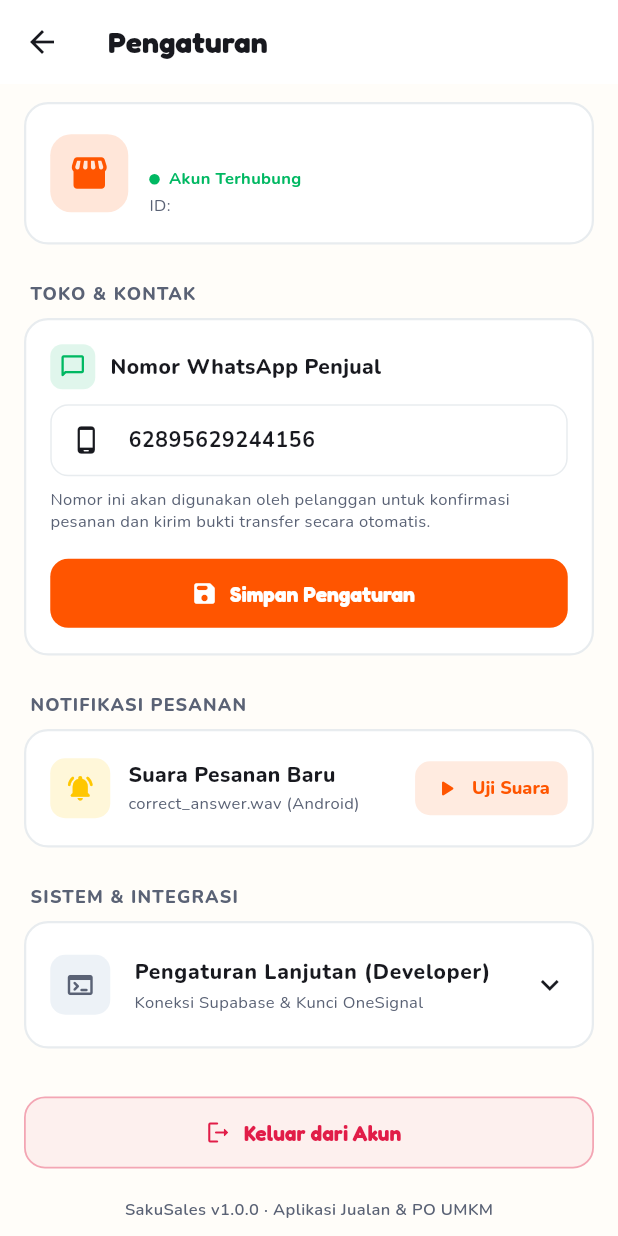
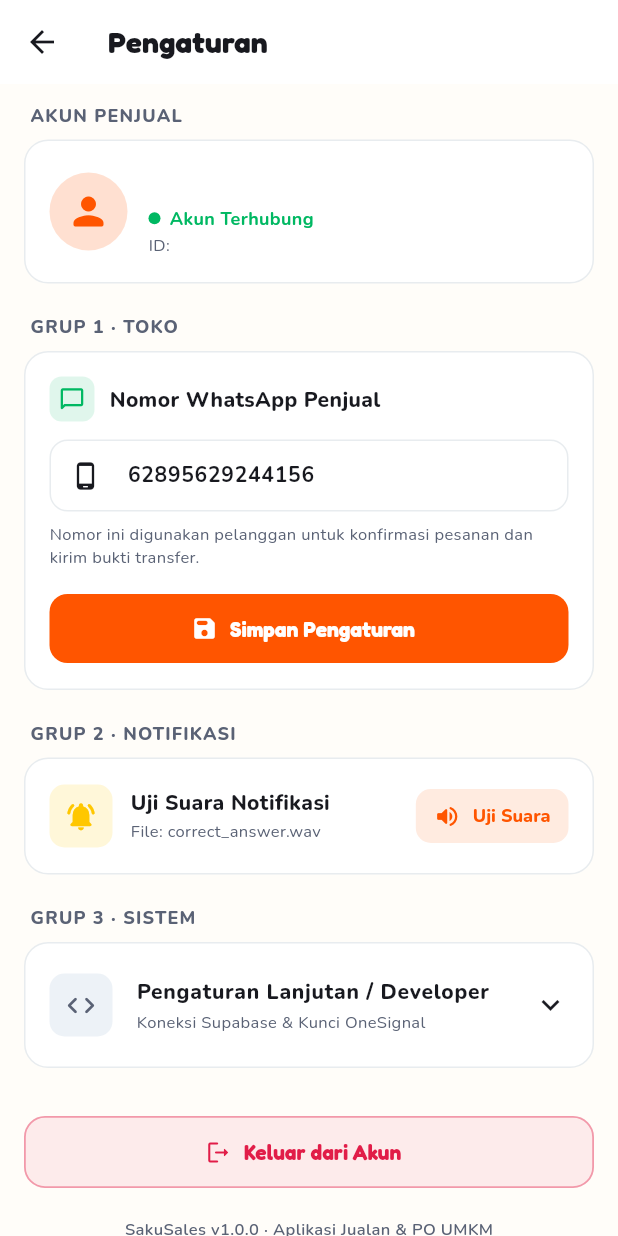
Before and after one commit to luckytrusted8-svg/SakuSales, a Flutter app: the SettingsScreen screen opened directly, on a phone screen of 412 x 824 dp. Run offline on Flutter 3.47's test engine with Material 3 defaults, Android fonts, the phone set to English and light mode, and no system bars; our stand-ins replace audioplayers, google_fonts, share_plus, shared_preferences, supabase_flutter; missing offline and left inert: onesignal_flutter; accounts and stored records are empty.

Commit message:
feat(settings): refine grouped layout with exact headers and avatar icon

```diff
--- a/lib/screens/settings/settings_screen.dart
+++ b/lib/screens/settings/settings_screen.dart
@@ -156,26 +156,23 @@ class _SettingsScreenState extends State<SettingsScreen> {
         child: Column(
           crossAxisAlignment: CrossAxisAlignment.stretch,
           children: [
-            // ================= 1. KARTU PROFIL PENJUAL =================
+            // ================= BAGIAN 1: AKUN PENJUAL =================
+            _buildGroupLabel('AKUN PENJUAL'),
             Container(
               padding: const EdgeInsets.all(16),
               decoration: BoxDecoration(
                 color: cardBg,
                 borderRadius: BorderRadius.circular(16),
-                border: Border.all(color: cardBorder, width: 1.5),
+                border: Border.all(color: cardBorder, width: 1.0),
               ),
               child: Row(
                 children: [
-                  Container(
-                    width: 52,
-                    height: 52,
-                    decoration: BoxDecoration(
-                      color: AppColors.primary.withValues(alpha: 0.15),
-                      borderRadius: BorderRadius.circular(14),
-                    ),
+                  CircleAvatar(
+                    radius: 26,
+                    backgroundColor: AppColors.primary.withValues(alpha: 0.18),
                     child: const Icon(
-                      Icons.storefront_rounded,
-                      size: 28,
+                      Icons.person_rounded,
+                      size: 30,
                       color: AppColors.primary,
                     ),
                   ),
@@ -193,12 +190,12 @@ class _SettingsScreenState extends State<SettingsScreen> {
                           maxLines: 1,
                           overflow: TextOverflow.ellipsis,
                         ),
-                        const SizedBox(height: 3),
+                        const SizedBox(height: 4),
                         Row(
                           children: [
                             Container(
-                              width: 7,
-                              height: 7,
+                              width: 8,
+                              height: 8,
                               decoration: const BoxDecoration(
                                 color: AppColors.success,
                                 shape: BoxShape.circle,
@@ -208,7 +205,7 @@ class _SettingsScreenState extends State<SettingsScreen> {
                             Text(
                               'Akun Terhubung',
                               style: GoogleFonts.nunito(
-                                fontSize: 11,
+                                fontSize: 12,
                                 fontWeight: FontWeight.w700,
                                 color: AppColors.success,
                               ),
@@ -232,16 +229,16 @@ class _SettingsScreenState extends State<SettingsScreen> {
               ),
             ),
 
-            const SizedBox(height: 24),
+            const SizedBox(height: 20),
 
-            // ================= GRUP 1: TOKO & KONTAK =================
-            _buildGroupLabel('TOKO & KONTAK'),
+            // ================= GRUP 1: TOKO =================
+            _buildGroupLabel('GRUP 1 · TOKO'),
             Container(
               padding: const EdgeInsets.all(16),
               decoration: BoxDecoration(
                 color: cardBg,
                 borderRadius: BorderRadius.circular(16),
-                border: Border.all(color: cardBorder, width: 1.5),
+                border: Border.all(color: cardBorder, width: 1.0),
               ),
               child: Column(
                 crossAxisAlignment: CrossAxisAlignment.stretch,
@@ -270,7 +267,7 @@ class _SettingsScreenState extends State<SettingsScreen> {
                       ),
                     ],
                   ),
-                  const SizedBox(height: 10),
+                  const SizedBox(height: 12),
                   TextField(
                     controller: _waCtrl,
                     keyboardType: TextInputType.phone,
@@ -298,7 +295,7 @@ class _SettingsScreenState extends State<SettingsScreen> {
                   ),
                   const SizedBox(height: 8),
                   Text(
-                    'Nomor ini akan digunakan oleh pelanggan untuk konfirmasi pesanan dan kirim bukti transfer secara otomatis.',
+                    'Nomor ini digunakan pelanggan untuk konfirmasi pesanan dan kirim bukti transfer.',
                     style: GoogleFonts.nunito(
                       fontSize: 11,
                       color: textMuted,
@@ -333,29 +330,29 @@ class _SettingsScreenState extends State<SettingsScreen> {
               ),
             ),
 
-            const SizedBox(height: 24),
+            const SizedBox(height: 20),
 
-            // ================= GRUP 2: NOTIFIKASI PESANAN =================
-            _buildGroupLabel('NOTIFIKASI PESANAN'),
+            // ================= GRUP 2: NOTIFIKASI =================
+            _buildGroupLabel('GRUP 2 · NOTIFIKASI'),
             Container(
               padding: const EdgeInsets.symmetric(horizontal: 16, vertical: 14),
               decoration: BoxDecoration(
                 color: cardBg,
                 borderRadius: BorderRadius.circular(16),
-                border: Border.all(color: cardBorder, width: 1.5),
+                border: Border.all(color: cardBorder, width: 1.0),
               ),
               child: Row(
                 children: [
                   Container(
-                    width: 40,
-                    height: 40,
+                    width: 42,
+                    height: 42,
                     decoration: BoxDecoration(
                       color: AppColors.accent.withValues(alpha: 0.15),
                       borderRadius: BorderRadius.circular(10),
                     ),
                     child: const Icon(
                       Icons.notifications_active_rounded,
-                      size: 20,
+                      size: 22,
                       color: AppColors.accent,
                     ),
                   ),
@@ -365,7 +362,7 @@ class _SettingsScreenState extends State<SettingsScreen> {
                       crossAxisAlignment: CrossAxisAlignment.start,
                       children: [
                         Text(
-                          'Suara Pesanan Baru',
+                          'Uji Suara Notifikasi',
                           style: GoogleFonts.nunito(
                             fontSize: 14,
                             fontWeight: FontWeight.w800,
@@ -373,7 +370,7 @@ class _SettingsScreenState extends State<SettingsScreen> {
                         ),
                         const SizedBox(height: 2),
                         Text(
-                          'correct_answer.wav (Android)',
+                          'File: correct_answer.wav',
                           style: GoogleFonts.nunito(
                             fontSize: 11,
                             color: textMuted,
@@ -402,7 +399,7 @@ class _SettingsScreenState extends State<SettingsScreen> {
                         ),
                       );
                     },
-                    icon: const Icon(Icons.play_arrow_rounded, size: 18),
+                    icon: const Icon(Icons.volume_up_rounded, size: 18),
                     label: Text(
                       'Uji Suara',
                       style: GoogleFonts.nunito(fontWeight: FontWeight.w800, fontSize: 12),
@@ -412,15 +409,15 @@ class _SettingsScreenState extends State<SettingsScreen> {
               ),
             ),
 
-            const SizedBox(height: 24),
+            const SizedBox(height: 20),
 
-            // ================= GRUP 3: SISTEM & INTEGRASI (SUB-MENU) =================
-            _buildGroupLabel('SISTEM & INTEGRASI'),
+            // ================= GRUP 3: SISTEM =================
+            _buildGroupLabel('GRUP 3 · SISTEM'),
             Container(
               decoration: BoxDecoration(
                 color: cardBg,
                 borderRadius: BorderRadius.circular(16),
-                border: Border.all(color: cardBorder, width: 1.5),
+                border: Border.all(color: cardBorder, width: 1.0),
               ),
               child: Theme(
                 data: Theme.of(context).copyWith(
@@ -430,20 +427,20 @@ class _SettingsScreenState extends State<SettingsScreen> {
                   tilePadding: const EdgeInsets.symmetric(horizontal: 16, vertical: 4),
                   childrenPadding: const EdgeInsets.fromLTRB(16, 0, 16, 16),
                   leading: Container(
-                    width: 40,
-                    height: 40,
+                    width: 42,
+                    height: 42,
                     decoration: BoxDecoration(
                       color: isDark ? const Color(0xFF252936) : const Color(0xFFEDF2F7),
                       borderRadius: BorderRadius.circular(10),
                     ),
                     child: Icon(
-                      Icons.terminal_rounded,
-                      size: 20,
+                      Icons.code_rounded,
+                      size: 22,
                       color: textMuted,
                     ),
                   ),
                   title: Text(
-                    'Pengaturan Lanjutan (Developer)',
+                    'Pengaturan Lanjutan / Developer',
                     style: GoogleFonts.nunito(
                       fontSize: 14,
                       fontWeight: FontWeight.w800,
@@ -458,11 +455,14 @@ class _SettingsScreenState extends State<SettingsScreen> {
                   ),
                   children: [
                     Divider(height: 20, color: cardBorder),
-                    Text(
-                      'Supabase URL',
-                      style: GoogleFonts.nunito(fontSize: 12, fontWeight: FontWeight.w800),
+                    Align(
+                      alignment: Alignment.centerLeft,
+                      child: Text(
+                        'Supabase URL',
+                        style: GoogleFonts.nunito(fontSize: 12, fontWeight: FontWeight.w800),
+                      ),
                     ),
-                    const SizedBox(height: 4),
+                    const SizedBox(height: 6),
                     TextField(
                       controller: _urlCtrl,
                       style: GoogleFonts.nunito(fontSize: 12),
@@ -493,7 +493,7 @@ class _SettingsScreenState extends State<SettingsScreen> {
                         ),
                       ],
                     ),
-                    const SizedBox(height: 4),
+                    const SizedBox(height: 6),
                     TextField(
                       controller: _keyCtrl,
                       obscureText: _hideApiKey,
@@ -505,11 +505,14 @@ class _SettingsScreenState extends State<SettingsScreen> {
                       ),
                     ),
                     const SizedBox(height: 12),
-                    Text(
-                      'OneSignal App ID',
-                      style: GoogleFonts.nunito(fontSize: 12, fontWeight: FontWeight.w800),
+                    Align(
+                      alignment: Alignment.centerLeft,
+                      child: Text(
+                        'OneSignal App ID',
+                        style: GoogleFonts.nunito(fontSize: 12, fontWeight: FontWeight.w800),
+                      ),
                     ),
-                    const SizedBox(height: 4),
+                    const SizedBox(height: 6),
                     TextField(
                       controller: _oneSignalCtrl,
                       style: GoogleFonts.nunito(fontSize: 12),
@@ -541,7 +544,7 @@ class _SettingsScreenState extends State<SettingsScreen> {
 
             const SizedBox(height: 32),
 
-            // ================= 4. TOMBOL KELUAR DARI AKUN (DESTRUCTIVE) =================
+            // ================= TOMBOL KELUAR DARI AKUN (DESTRUCTIVE) =================
             OutlinedButton.icon(
               icon: const Icon(Icons.logout_rounded, size: 18, color: AppColors.danger),
               label: Text(
@@ -553,9 +556,9 @@ class _SettingsScreenState extends State<SettingsScreen> {
                 ),
               ),
               style: OutlinedButton.styleFrom(
-                backgroundColor: AppColors.danger.withValues(alpha: 0.06),
+                backgroundColor: AppColors.danger.withValues(alpha: 0.08),
                 side: BorderSide(
-                  color: AppColors.danger.withValues(alpha: 0.35),
+                  color: AppColors.danger.withValues(alpha: 0.4),
                   width: 1.2,
                 ),
                 minimumSize: const Size.fromHeight(48),
```
